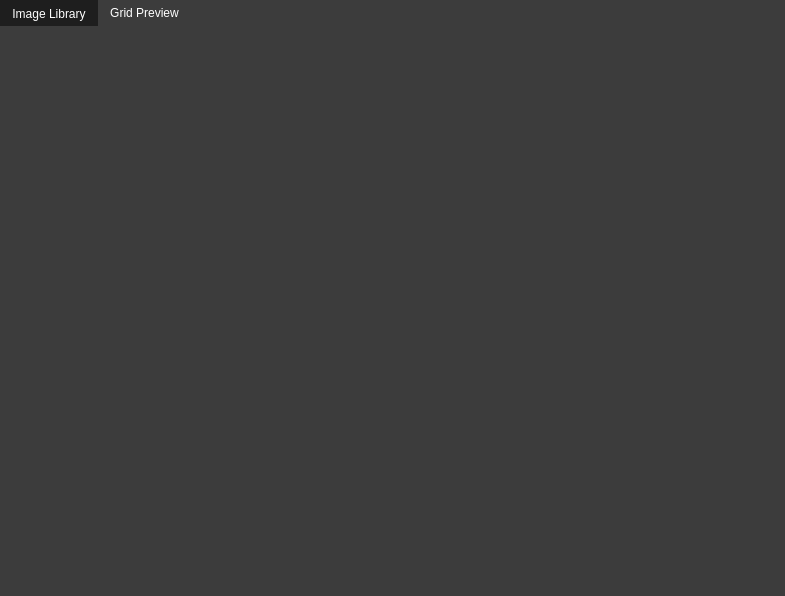
Old version of the form mainwindow.ui in the repository MorganGrundy/MosaicMagnifique.
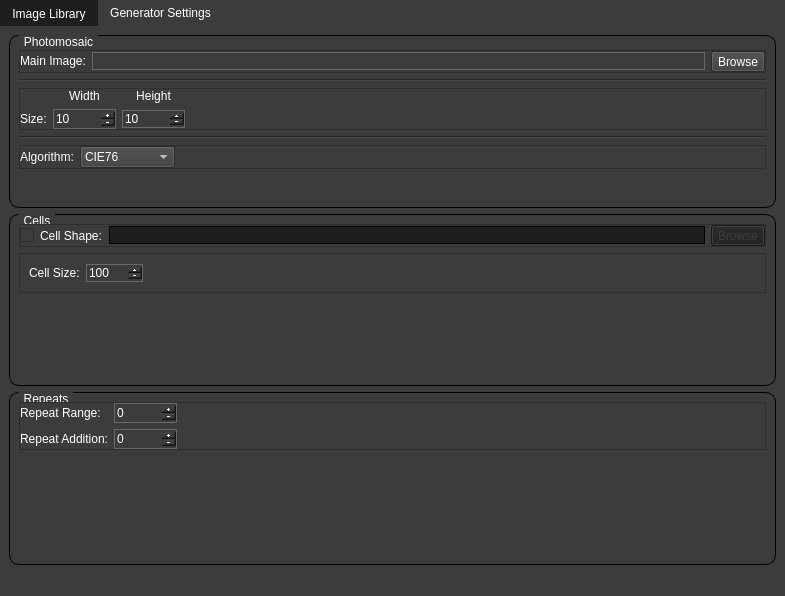
New version of the form. The open tabs and pages were chosen to show the change.

Commit message: Added GUI for Photomosaic generator settings

The edit to the form file:
```diff
--- a/mainwindow.ui
+++ b/mainwindow.ui
@@ -306,9 +306,715 @@
          <verstretch>0</verstretch>
         </sizepolicy>
        </property>
+       <property name="styleSheet">
+        <string notr="true">QGroupBox {
+border: 1px solid black;
+border-radius: 10px;
+margin-top: 0.5em;
+}
+
+QGroupBox::title {
+subcontrol-origin: margin;
+left: 10px;
+padding: 0 3px 0 3px;
+}</string>
+       </property>
        <attribute name="title">
-        <string>Grid Preview</string>
+        <string>Generator Settings</string>
        </attribute>
+       <layout class="QVBoxLayout" name="verticalLayout_2">
+        <item>
+         <widget class="QGroupBox" name="groupPhotomosaic">
+          <property name="sizePolicy">
+           <sizepolicy hsizetype="MinimumExpanding" vsizetype="MinimumExpanding">
+            <horstretch>0</horstretch>
+            <verstretch>0</verstretch>
+           </sizepolicy>
+          </property>
+          <property name="title">
+           <string>Photomosaic</string>
+          </property>
+          <property name="alignment">
+           <set>Qt::AlignLeading|Qt::AlignLeft|Qt::AlignVCenter</set>
+          </property>
+          <property name="flat">
+           <bool>false</bool>
+          </property>
+          <layout class="QVBoxLayout" name="verticalLayout_4">
+           <property name="topMargin">
+            <number>14</number>
+           </property>
+           <item>
+            <widget class="QFrame" name="frame">
+             <property name="sizePolicy">
+              <sizepolicy hsizetype="Minimum" vsizetype="Minimum">
+               <horstretch>0</horstretch>
+               <verstretch>0</verstretch>
+              </sizepolicy>
+             </property>
+             <property name="styleSheet">
+              <string notr="true"/>
+             </property>
+             <property name="frameShape">
+              <enum>QFrame::StyledPanel</enum>
+             </property>
+             <property name="frameShadow">
+              <enum>QFrame::Raised</enum>
+             </property>
+             <layout class="QHBoxLayout" name="horizontalLayout_2">
+              <property name="leftMargin">
+               <number>0</number>
+              </property>
+              <property name="topMargin">
+               <number>0</number>
+              </property>
+              <property name="rightMargin">
+               <number>0</number>
+              </property>
+              <property name="bottomMargin">
+               <number>0</number>
+              </property>
+              <item>
+               <widget class="QLabel" name="label_2">
+                <property name="sizePolicy">
+                 <sizepolicy hsizetype="Fixed" vsizetype="Fixed">
+                  <horstretch>0</horstretch>
+                  <verstretch>0</verstretch>
+                 </sizepolicy>
+                </property>
+                <property name="text">
+                 <string>Main Image:</string>
+                </property>
+               </widget>
+              </item>
+              <item>
+               <widget class="QLineEdit" name="lineMainImage">
+                <property name="styleSheet">
+                 <string notr="true">QLineEdit {
+border: 1px solid dimgray;
+}</string>
+                </property>
+               </widget>
+              </item>
+              <item>
+               <widget class="QToolButton" name="toolMainImage">
+                <property name="text">
+                 <string>Browse</string>
+                </property>
+               </widget>
+              </item>
+             </layout>
+            </widget>
+           </item>
+           <item>
+            <widget class="Line" name="line_2">
+             <property name="orientation">
+              <enum>Qt::Horizontal</enum>
+             </property>
+            </widget>
+           </item>
+           <item>
+            <widget class="QFrame" name="frame_2">
+             <property name="sizePolicy">
+              <sizepolicy hsizetype="Minimum" vsizetype="Minimum">
+               <horstretch>0</horstretch>
+               <verstretch>0</verstretch>
+              </sizepolicy>
+             </property>
+             <property name="frameShape">
+              <enum>QFrame::StyledPanel</enum>
+             </property>
+             <property name="frameShadow">
+              <enum>QFrame::Raised</enum>
+             </property>
+             <layout class="QGridLayout" name="gridLayout">
+              <property name="sizeConstraint">
+               <enum>QLayout::SetMinimumSize</enum>
+              </property>
+              <property name="leftMargin">
+               <number>0</number>
+              </property>
+              <property name="topMargin">
+               <number>0</number>
+              </property>
+              <property name="rightMargin">
+               <number>0</number>
+              </property>
+              <property name="bottomMargin">
+               <number>0</number>
+              </property>
+              <property name="spacing">
+               <number>6</number>
+              </property>
+              <item row="0" column="2">
+               <widget class="QLabel" name="label_5">
+                <property name="sizePolicy">
+                 <sizepolicy hsizetype="Minimum" vsizetype="Fixed">
+                  <horstretch>0</horstretch>
+                  <verstretch>0</verstretch>
+                 </sizepolicy>
+                </property>
+                <property name="text">
+                 <string>Height</string>
+                </property>
+                <property name="alignment">
+                 <set>Qt::AlignCenter</set>
+                </property>
+               </widget>
+              </item>
+              <item row="1" column="1">
+               <widget class="QSpinBox" name="spinPhotomosaicWidth">
+                <property name="sizePolicy">
+                 <sizepolicy hsizetype="Preferred" vsizetype="Fixed">
+                  <horstretch>0</horstretch>
+                  <verstretch>0</verstretch>
+                 </sizepolicy>
+                </property>
+                <property name="minimumSize">
+                 <size>
+                  <width>0</width>
+                  <height>20</height>
+                 </size>
+                </property>
+                <property name="styleSheet">
+                 <string notr="true">QSpinBox {
+border: 1px solid dimgray;
+}</string>
+                </property>
+                <property name="buttonSymbols">
+                 <enum>QAbstractSpinBox::PlusMinus</enum>
+                </property>
+                <property name="specialValueText">
+                 <string/>
+                </property>
+                <property name="showGroupSeparator" stdset="0">
+                 <bool>false</bool>
+                </property>
+                <property name="suffix">
+                 <string/>
+                </property>
+                <property name="prefix">
+                 <string/>
+                </property>
+                <property name="minimum">
+                 <number>10</number>
+                </property>
+                <property name="maximum">
+                 <number>100000</number>
+                </property>
+               </widget>
+              </item>
+              <item row="0" column="1">
+               <widget class="QLabel" name="label_4">
+                <property name="sizePolicy">
+                 <sizepolicy hsizetype="Minimum" vsizetype="Fixed">
+                  <horstretch>0</horstretch>
+                  <verstretch>0</verstretch>
+                 </sizepolicy>
+                </property>
+                <property name="text">
+                 <string>Width</string>
+                </property>
+                <property name="alignment">
+                 <set>Qt::AlignCenter</set>
+                </property>
+               </widget>
+              </item>
+              <item row="1" column="3">
+               <spacer name="horizontalSpacer_3">
+                <property name="orientation">
+                 <enum>Qt::Horizontal</enum>
+                </property>
+                <property name="sizeHint" stdset="0">
+                 <size>
+                  <width>40</width>
+                  <height>20</height>
+                 </size>
+                </property>
+               </spacer>
+              </item>
+              <item row="1" column="2">
+               <widget class="QSpinBox" name="spinPhotomosaicHeight">
+                <property name="sizePolicy">
+                 <sizepolicy hsizetype="Preferred" vsizetype="Fixed">
+                  <horstretch>0</horstretch>
+                  <verstretch>0</verstretch>
+                 </sizepolicy>
+                </property>
+                <property name="styleSheet">
+                 <string notr="true">QSpinBox {
+border: 1px solid dimgray;
+}</string>
+                </property>
+                <property name="buttonSymbols">
+                 <enum>QAbstractSpinBox::PlusMinus</enum>
+                </property>
+                <property name="prefix">
+                 <string/>
+                </property>
+                <property name="minimum">
+                 <number>10</number>
+                </property>
+                <property name="maximum">
+                 <number>100000</number>
+                </property>
+               </widget>
+              </item>
+              <item row="1" column="0">
+               <widget class="QLabel" name="label_3">
+                <property name="sizePolicy">
+                 <sizepolicy hsizetype="Fixed" vsizetype="Fixed">
+                  <horstretch>0</horstretch>
+                  <verstretch>0</verstretch>
+                 </sizepolicy>
+                </property>
+                <property name="text">
+                 <string>Size:</string>
+                </property>
+               </widget>
+              </item>
+             </layout>
+            </widget>
+           </item>
+           <item>
+            <widget class="Line" name="line_3">
+             <property name="orientation">
+              <enum>Qt::Horizontal</enum>
+             </property>
+            </widget>
+           </item>
+           <item>
+            <widget class="QFrame" name="frame_4">
+             <property name="frameShape">
+              <enum>QFrame::StyledPanel</enum>
+             </property>
+             <property name="frameShadow">
+              <enum>QFrame::Raised</enum>
+             </property>
+             <layout class="QGridLayout" name="gridLayout_4">
+              <property name="leftMargin">
+               <number>0</number>
+              </property>
+              <property name="topMargin">
+               <number>0</number>
+              </property>
+              <property name="rightMargin">
+               <number>0</number>
+              </property>
+              <property name="bottomMargin">
+               <number>0</number>
+              </property>
+              <item row="0" column="1">
+               <widget class="QComboBox" name="comboAlgorithm">
+                <item>
+                 <property name="text">
+                  <string>CIE76</string>
+                 </property>
+                </item>
+                <item>
+                 <property name="text">
+                  <string>CIEDE2000</string>
+                 </property>
+                </item>
+               </widget>
+              </item>
+              <item row="0" column="2">
+               <spacer name="horizontalSpacer_5">
+                <property name="orientation">
+                 <enum>Qt::Horizontal</enum>
+                </property>
+                <property name="sizeHint" stdset="0">
+                 <size>
+                  <width>40</width>
+                  <height>20</height>
+                 </size>
+                </property>
+               </spacer>
+              </item>
+              <item row="0" column="0">
+               <widget class="QLabel" name="label_8">
+                <property name="text">
+                 <string>Algorithm:</string>
+                </property>
+               </widget>
+              </item>
+             </layout>
+            </widget>
+           </item>
+           <item>
+            <spacer name="verticalSpacer">
+             <property name="orientation">
+              <enum>Qt::Vertical</enum>
+             </property>
+             <property name="sizeType">
+              <enum>QSizePolicy::MinimumExpanding</enum>
+             </property>
+             <property name="sizeHint" stdset="0">
+              <size>
+               <width>1</width>
+               <height>0</height>
+              </size>
+             </property>
+            </spacer>
+           </item>
+          </layout>
+         </widget>
+        </item>
+        <item>
+         <widget class="QGroupBox" name="groupCells">
+          <property name="sizePolicy">
+           <sizepolicy hsizetype="Preferred" vsizetype="MinimumExpanding">
+            <horstretch>0</horstretch>
+            <verstretch>0</verstretch>
+           </sizepolicy>
+          </property>
+          <property name="styleSheet">
+           <string notr="true"/>
+          </property>
+          <property name="title">
+           <string>Cells</string>
+          </property>
+          <layout class="QVBoxLayout" name="verticalLayout_5">
+           <item>
+            <widget class="QFrame" name="frame_3">
+             <property name="sizePolicy">
+              <sizepolicy hsizetype="Minimum" vsizetype="Minimum">
+               <horstretch>0</horstretch>
+               <verstretch>0</verstretch>
+              </sizepolicy>
+             </property>
+             <property name="styleSheet">
+              <string notr="true"/>
+             </property>
+             <property name="frameShape">
+              <enum>QFrame::StyledPanel</enum>
+             </property>
+             <property name="frameShadow">
+              <enum>QFrame::Raised</enum>
+             </property>
+             <layout class="QHBoxLayout" name="horizontalLayout_3">
+              <property name="leftMargin">
+               <number>0</number>
+              </property>
+              <property name="topMargin">
+               <number>0</number>
+              </property>
+              <property name="rightMargin">
+               <number>0</number>
+              </property>
+              <property name="bottomMargin">
+               <number>0</number>
+              </property>
+              <item>
+               <widget class="QCheckBox" name="checkCellShape">
+                <property name="styleSheet">
+                 <string notr="true"/>
+                </property>
+                <property name="text">
+                 <string>Cell Shape:</string>
+                </property>
+               </widget>
+              </item>
+              <item>
+               <widget class="QLineEdit" name="lineCellShape">
+                <property name="enabled">
+                 <bool>false</bool>
+                </property>
+                <property name="styleSheet">
+                 <string notr="true">QLineEdit {
+border: 1px solid dimgray;
+}
+
+QLineEdit:disabled {
+	background-color: rgb(30, 30, 30);
+	color: rgb(60, 60, 60);
+	border-color: rgb(0, 0, 0);
+}</string>
+                </property>
+               </widget>
+              </item>
+              <item>
+               <widget class="QToolButton" name="toolCellShape">
+                <property name="enabled">
+                 <bool>false</bool>
+                </property>
+                <property name="styleSheet">
+                 <string notr="true">QToolButton:disabled {
+	background-color: rgb(30, 30, 30);
+	color: rgb(60, 60, 60);
+}</string>
+                </property>
+                <property name="text">
+                 <string>Browse</string>
+                </property>
+               </widget>
+              </item>
+             </layout>
+            </widget>
+           </item>
+           <item>
+            <widget class="QFrame" name="frame_6">
+             <property name="frameShape">
+              <enum>QFrame::StyledPanel</enum>
+             </property>
+             <property name="frameShadow">
+              <enum>QFrame::Raised</enum>
+             </property>
+             <layout class="QHBoxLayout" name="horizontalLayout_4">
+              <item>
+               <widget class="QLabel" name="label_9">
+                <property name="text">
+                 <string>Cell Size:</string>
+                </property>
+               </widget>
+              </item>
+              <item>
+               <widget class="QSpinBox" name="spinCellSize">
+                <property name="minimumSize">
+                 <size>
+                  <width>0</width>
+                  <height>0</height>
+                 </size>
+                </property>
+                <property name="styleSheet">
+                 <string notr="true">QSpinBox {
+border: 1px solid dimgray;
+}</string>
+                </property>
+                <property name="buttonSymbols">
+                 <enum>QAbstractSpinBox::PlusMinus</enum>
+                </property>
+                <property name="specialValueText">
+                 <string/>
+                </property>
+                <property name="suffix">
+                 <string/>
+                </property>
+                <property name="minimum">
+                 <number>10</number>
+                </property>
+                <property name="maximum">
+                 <number>10000</number>
+                </property>
+                <property name="value">
+                 <number>100</number>
+                </property>
+               </widget>
+              </item>
+              <item>
+               <spacer name="horizontalSpacer_6">
+                <property name="orientation">
+                 <enum>Qt::Horizontal</enum>
+                </property>
+                <property name="sizeHint" stdset="0">
+                 <size>
+                  <width>40</width>
+                  <height>20</height>
+                 </size>
+                </property>
+               </spacer>
+              </item>
+             </layout>
+            </widget>
+           </item>
+           <item>
+            <spacer name="verticalSpacer_2">
+             <property name="orientation">
+              <enum>Qt::Vertical</enum>
+             </property>
+             <property name="sizeType">
+              <enum>QSizePolicy::MinimumExpanding</enum>
+             </property>
+             <property name="sizeHint" stdset="0">
+              <size>
+               <width>20</width>
+               <height>0</height>
+              </size>
+             </property>
+            </spacer>
+           </item>
+          </layout>
+         </widget>
+        </item>
+        <item>
+         <widget class="QGroupBox" name="groupRepeats">
+          <property name="sizePolicy">
+           <sizepolicy hsizetype="Preferred" vsizetype="MinimumExpanding">
+            <horstretch>0</horstretch>
+            <verstretch>0</verstretch>
+           </sizepolicy>
+          </property>
+          <property name="title">
+           <string>Repeats</string>
+          </property>
+          <layout class="QVBoxLayout" name="verticalLayout_6">
+           <item>
+            <widget class="QFrame" name="frame_5">
+             <property name="frameShape">
+              <enum>QFrame::StyledPanel</enum>
+             </property>
+             <property name="frameShadow">
+              <enum>QFrame::Raised</enum>
+             </property>
+             <layout class="QGridLayout" name="gridLayout_3">
+              <property name="leftMargin">
+               <number>0</number>
+              </property>
+              <property name="topMargin">
+               <number>0</number>
+              </property>
+              <property name="rightMargin">
+               <number>0</number>
+              </property>
+              <property name="bottomMargin">
+               <number>0</number>
+              </property>
+              <item row="0" column="2">
+               <spacer name="horizontalSpacer_4">
+                <property name="orientation">
+                 <enum>Qt::Horizontal</enum>
+                </property>
+                <property name="sizeHint" stdset="0">
+                 <size>
+                  <width>40</width>
+                  <height>20</height>
+                 </size>
+                </property>
+               </spacer>
+              </item>
+              <item row="1" column="0">
+               <widget class="QLabel" name="label_7">
+                <property name="text">
+                 <string>Repeat Addition:</string>
+                </property>
+               </widget>
+              </item>
+              <item row="0" column="0">
+               <widget class="QLabel" name="label_6">
+                <property name="sizePolicy">
+                 <sizepolicy hsizetype="Preferred" vsizetype="Preferred">
+                  <horstretch>0</horstretch>
+                  <verstretch>0</verstretch>
+                 </sizepolicy>
+                </property>
+                <property name="text">
+                 <string>Repeat Range:</string>
+                </property>
+               </widget>
+              </item>
+              <item row="0" column="1">
+               <widget class="QSpinBox" name="spinRepeatRange">
+                <property name="sizePolicy">
+                 <sizepolicy hsizetype="Preferred" vsizetype="Fixed">
+                  <horstretch>0</horstretch>
+                  <verstretch>0</verstretch>
+                 </sizepolicy>
+                </property>
+                <property name="minimumSize">
+                 <size>
+                  <width>0</width>
+                  <height>20</height>
+                 </size>
+                </property>
+                <property name="styleSheet">
+                 <string notr="true">QSpinBox {
+border: 1px solid dimgray;
+}</string>
+                </property>
+                <property name="buttonSymbols">
+                 <enum>QAbstractSpinBox::PlusMinus</enum>
+                </property>
+                <property name="specialValueText">
+                 <string/>
+                </property>
+                <property name="showGroupSeparator" stdset="0">
+                 <bool>false</bool>
+                </property>
+                <property name="suffix">
+                 <string/>
+                </property>
+                <property name="prefix">
+                 <string/>
+                </property>
+                <property name="minimum">
+                 <number>0</number>
+                </property>
+                <property name="maximum">
+                 <number>100000</number>
+                </property>
+                <property name="value">
+                 <number>0</number>
+                </property>
+               </widget>
+              </item>
+              <item row="1" column="1">
+               <widget class="QSpinBox" name="spinRepeatAddition">
+                <property name="sizePolicy">
+                 <sizepolicy hsizetype="Preferred" vsizetype="Fixed">
+                  <horstretch>0</horstretch>
+                  <verstretch>0</verstretch>
+                 </sizepolicy>
+                </property>
+                <property name="minimumSize">
+                 <size>
+                  <width>0</width>
+                  <height>20</height>
+                 </size>
+                </property>
+                <property name="styleSheet">
+                 <string notr="true">QSpinBox {
+border: 1px solid dimgray;
+}</string>
+                </property>
+                <property name="buttonSymbols">
+                 <enum>QAbstractSpinBox::PlusMinus</enum>
+                </property>
+                <property name="specialValueText">
+                 <string/>
+                </property>
+                <property name="showGroupSeparator" stdset="0">
+                 <bool>false</bool>
+                </property>
+                <property name="suffix">
+                 <string/>
+                </property>
+                <property name="prefix">
+                 <string/>
+                </property>
+                <property name="minimum">
+                 <number>0</number>
+                </property>
+                <property name="maximum">
+                 <number>100000</number>
+                </property>
+                <property name="value">
+                 <number>0</number>
+                </property>
+               </widget>
+              </item>
+             </layout>
+            </widget>
+           </item>
+           <item>
+            <spacer name="verticalSpacer_3">
+             <property name="orientation">
+              <enum>Qt::Vertical</enum>
+             </property>
+             <property name="sizeType">
+              <enum>QSizePolicy::MinimumExpanding</enum>
+             </property>
+             <property name="sizeHint" stdset="0">
+              <size>
+               <width>20</width>
+               <height>0</height>
+              </size>
+             </property>
+            </spacer>
+           </item>
+          </layout>
+         </widget>
+        </item>
+       </layout>
       </widget>
      </widget>
     </item>
```
Left out of the diff: 22 changed lines with no effect on the pictures. The commit also changes 2 other files.
